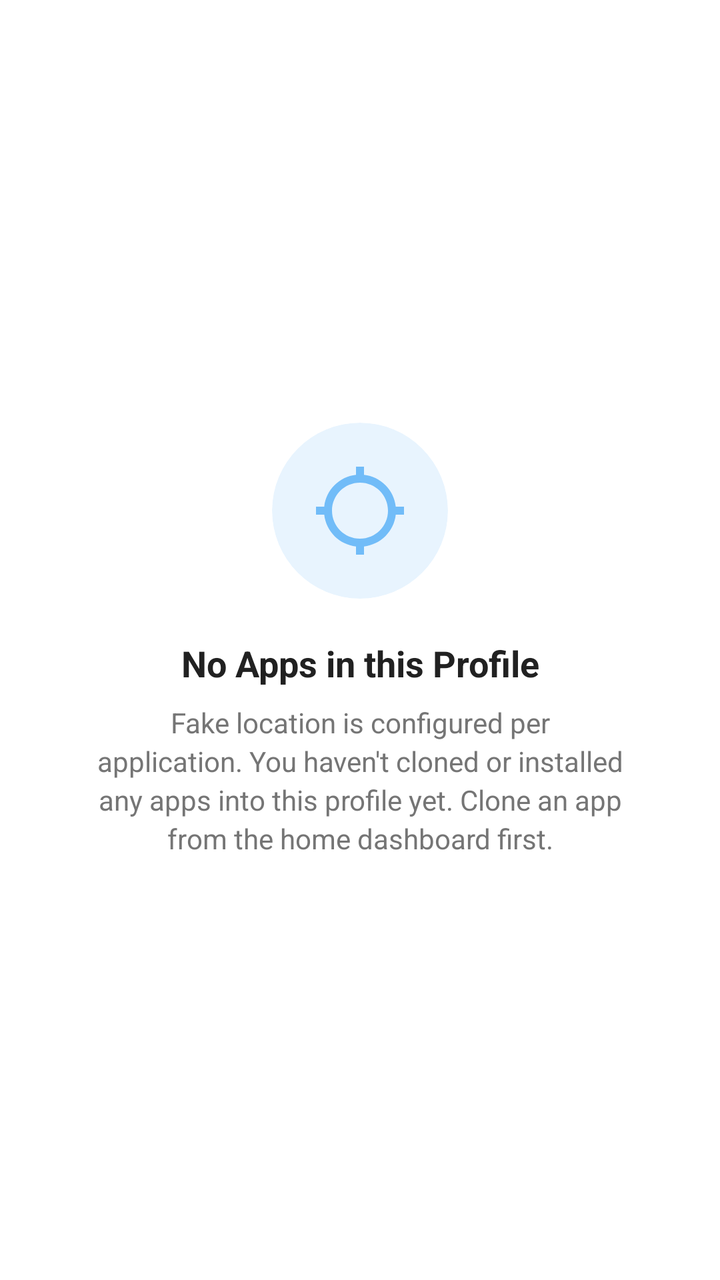
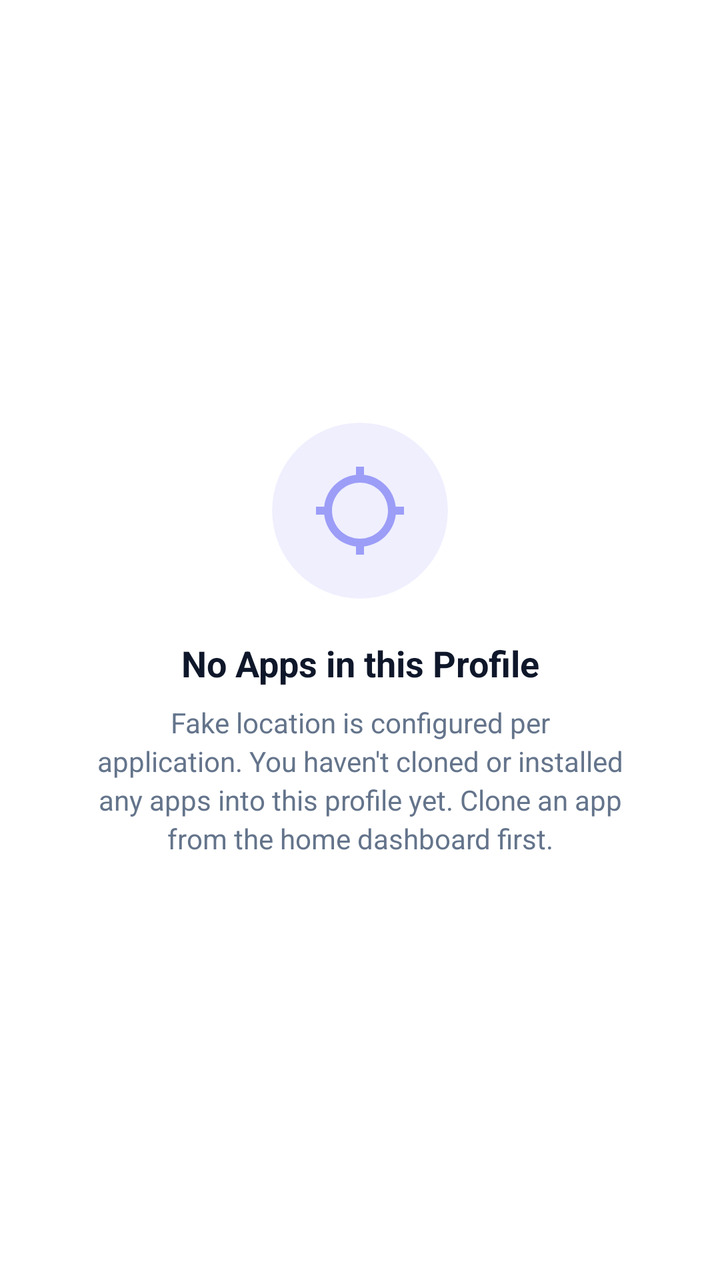

Compare the two renders of this Android layout. The source of the first and the diff that turns it into the second are given below.
<!-- AndroidManifest.xml: application theme Theme.BlackBox -->
<!-- res/layout/view_empty_fake_location.xml -->
<?xml version="1.0" encoding="utf-8"?>
<LinearLayout xmlns:android="http://schemas.android.com/apk/res/android"
    xmlns:app="http://schemas.android.com/apk/res-auto"
    android:layout_width="match_parent"
    android:layout_height="match_parent"
    android:gravity="center"
    android:orientation="vertical"
    android:padding="32dp">

    <com.google.android.material.card.MaterialCardView
        android:layout_width="88dp"
        android:layout_height="88dp"
        app:cardCornerRadius="44dp"
        app:cardElevation="0dp"
        app:strokeWidth="0dp"
        app:cardBackgroundColor="#1A2196F3">

        <ImageView
            android:layout_width="48dp"
            android:layout_height="48dp"
            android:layout_gravity="center"
            android:src="@drawable/ic_location_change"
            app:tint="#2196F3"
            android:contentDescription="Empty Location" />
    </com.google.android.material.card.MaterialCardView>

    <TextView
        android:id="@+id/empty_title"
        android:layout_width="wrap_content"
        android:layout_height="wrap_content"
        android:layout_marginTop="20dp"
        android:text="@string/fake_location_empty_title"
        android:textColor="@color/primary_text"
        android:textSize="18sp"
        android:textStyle="bold"
        android:gravity="center" />

    <TextView
        android:id="@+id/empty_desc"
        android:layout_width="match_parent"
        android:layout_height="wrap_content"
        android:layout_marginTop="8dp"
        android:layout_marginHorizontal="16dp"
        android:text="@string/fake_location_empty_desc"
        android:textColor="@color/secondary_text"
        android:textSize="14sp"
        android:lineSpacingExtra="3dp"
        android:gravity="center" /></LinearLayout>
<!-- resources referenced by this layout -->
<resources>
  <color name="primary_text">#212121</color>
  <color name="secondary_text">#757575</color>
  <!-- drawable ic_location_change (drawable-anydpi) -->
  <vector xmlns:android="http://schemas.android.com/apk/res/android"
      android:width="24dp"
      android:height="24dp"
      android:viewportWidth="24"
      android:viewportHeight="24"
      android:tint="#333333"
      android:alpha="0.6">
    <path
        android:fillColor="@android:color/white"
        android:pathData="M20.94,11c-0.46,-4.17 -3.77,-7.48 -7.94,-7.94V1h-2v2.06C6.83,3.52 3.52,6.83 3.06,11H1v2h2.06c0.46,4.17 3.77,7.48 7.94,7.94V23h2v-2.06c4.17,-0.46 7.48,-3.77 7.94,-7.94H23v-2h-2.06zM12,19c-3.87,0 -7,-3.13 -7,-7s3.13,-7 7,-7 7,3.13 7,7 -3.13,7 -7,7z"/>
  </vector>
  <string name="fake_location_empty_desc">Fake location is configured per application. You haven\'t cloned or installed any apps into this profile yet. Clone an app from the home dashboard first.</string>
  <string name="fake_location_empty_title">No Apps in this Profile</string>
  <style name="Theme.BlackBox" parent="Theme.MaterialComponents.Light.NoActionBar">
          
          <item name="colorPrimary">@color/primary</item>
          <item name="colorPrimaryVariant">@color/primary_dark</item>
          <item name="colorOnPrimary">@color/white</item>
          
          <item name="colorSecondary">@color/primary_light</item>
          <item name="colorSecondaryVariant">@color/primary</item>
          <item name="colorOnSecondary">@color/white</item>
          
          <item name="android:statusBarColor" tools:targetApi="l">?attr/colorPrimaryVariant</item>
          
  
          <item name="actionMenuTextColor">@color/primary_text</item>
  
          <item name="android:forceDarkAllowed" tools:targetApi="q">false</item>
      </style>
  <color name="primary">#3F3F3F</color>
  <color name="primary_dark">#3F3F3F</color>
  <color name="white">#FFFFFFFF</color>
  <color name="primary_light">#3F3F3F</color>
</resources>

<!-- the commit's change to res/layout/view_empty_fake_location.xml (unified diff, before → after) -->
@@ -13,14 +13,14 @@
         app:cardCornerRadius="44dp"
         app:cardElevation="0dp"
         app:strokeWidth="0dp"
-        app:cardBackgroundColor="#1A2196F3">
+        app:cardBackgroundColor="#1A6366F1">
 
         <ImageView
             android:layout_width="48dp"
             android:layout_height="48dp"
             android:layout_gravity="center"
             android:src="@drawable/ic_location_change"
-            app:tint="#2196F3"
+            app:tint="@color/primary"
             android:contentDescription="Empty Location" />
     </com.google.android.material.card.MaterialCardView>
 
<!-- resource entries referenced after the edit -->
@@ -1,14 +1,14 @@
 <!-- resources referenced by this layout -->
 <resources>
-  <color name="primary_text">#212121</color>
-  <color name="secondary_text">#757575</color>
+  <color name="primary_text">#0F172A</color>
+  <color name="secondary_text">#64748B</color>
   <!-- drawable ic_location_change (drawable-anydpi) -->
   <vector xmlns:android="http://schemas.android.com/apk/res/android"
       android:width="24dp"
       android:height="24dp"
       android:viewportWidth="24"
       android:viewportHeight="24"
-      android:tint="#333333"
+      android:tint="@color/primary"
       android:alpha="0.6">
     <path
         android:fillColor="@android:color/white"
@@ -22,8 +22,8 @@
           <item name="colorPrimaryVariant">@color/primary_dark</item>
           <item name="colorOnPrimary">@color/white</item>
           
-          <item name="colorSecondary">@color/primary_light</item>
-          <item name="colorSecondaryVariant">@color/primary</item>
+          <item name="colorSecondary">@color/accent</item>
+          <item name="colorSecondaryVariant">@color/cyber_mint</item>
           <item name="colorOnSecondary">@color/white</item>
           
           <item name="android:statusBarColor" tools:targetApi="l">?attr/colorPrimaryVariant</item>
@@ -33,9 +33,10 @@
   
           <item name="android:forceDarkAllowed" tools:targetApi="q">false</item>
       </style>
-  <color name="primary">#3F3F3F</color>
-  <color name="primary_dark">#3F3F3F</color>
+  <color name="primary">#6366F1</color>
+  <color name="primary_dark">#4F46E5</color>
   <color name="white">#FFFFFFFF</color>
-  <color name="primary_light">#3F3F3F</color>
+  <color name="accent">#10B981</color>
+  <color name="cyber_mint">#10B981</color>
 </resources>
 
